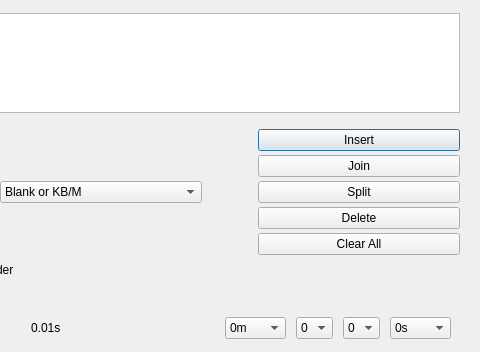
AntiMicroX/antimicrox, file src/advancebuttondialog.ui: the form before one commit; both pictures show x 270 to 750 and y 0 to 352 of the 750 by 480 pixel window.
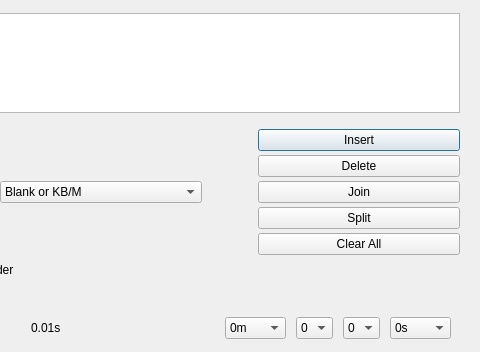
The form after the commit. Icons and pictures are not drawn. Custom widgets are drawn as their Qt base class.

Commit message: Ensure usage of default icons in .ui files

Diff of the .ui file:
```diff
--- a/src/advancebuttondialog.ui
+++ b/src/advancebuttondialog.ui
@@ -303,6 +303,25 @@
                </property>
               </widget>
              </item>
+             <item>
+              <widget class="QPushButton" name="deleteSlotButton">
+               <property name="minimumSize">
+                <size>
+                 <width>0</width>
+                 <height>20</height>
+                </size>
+               </property>
+               <property name="toolTip">
+                <string>Delete a slot.</string>
+               </property>
+               <property name="text">
+                <string>Delete</string>
+               </property>
+               <property name="icon">
+                <iconset theme="list-remove"/>
+               </property>
+              </widget>
+             </item>
              <item>
               <widget class="QPushButton" name="joinSlotButton">
                <property name="minimumSize">
@@ -337,26 +356,6 @@
                </property>
               </widget>
              </item>
-             <item>
-              <widget class="QPushButton" name="deleteSlotButton">
-               <property name="minimumSize">
-                <size>
-                 <width>0</width>
-                 <height>20</height>
-                </size>
-               </property>
-               <property name="toolTip">
-                <string>Delete a slot.</string>
-               </property>
-               <property name="text">
-                <string>Delete</string>
-               </property>
-               <property name="icon">
-                <iconset theme="edit_delete">
-                 <normaloff>.</normaloff>.</iconset>
-               </property>
-              </widget>
-             </item>
              <item>
               <widget class="QPushButton" name="clearAllPushButton">
                <property name="minimumSize">
```
Left out of the diff: 4 changed lines with no effect on the pictures. The commit also changes 4 other files.
